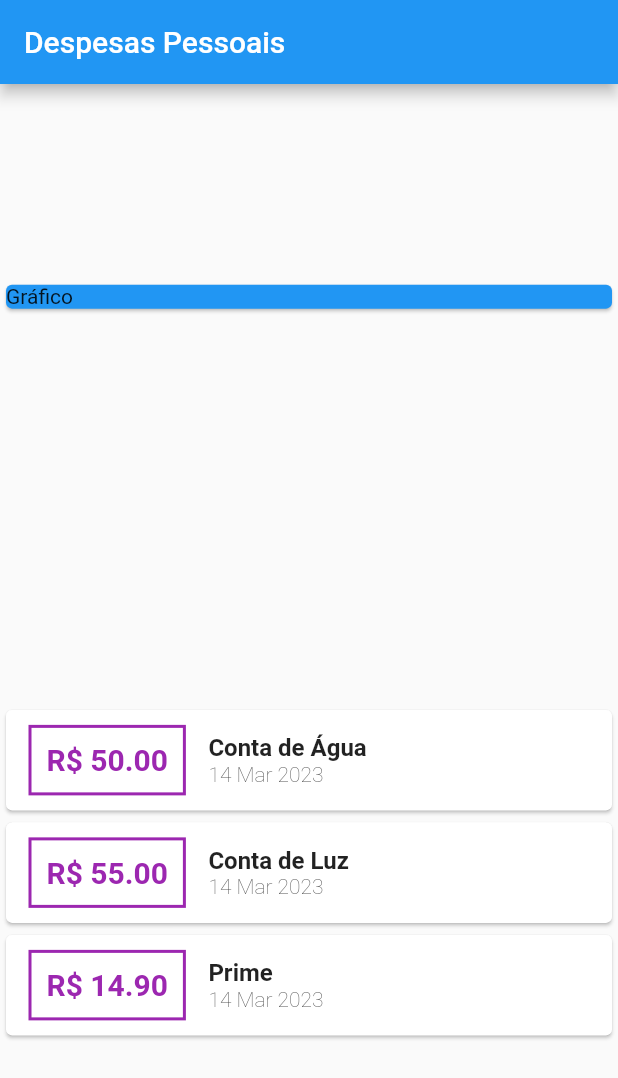
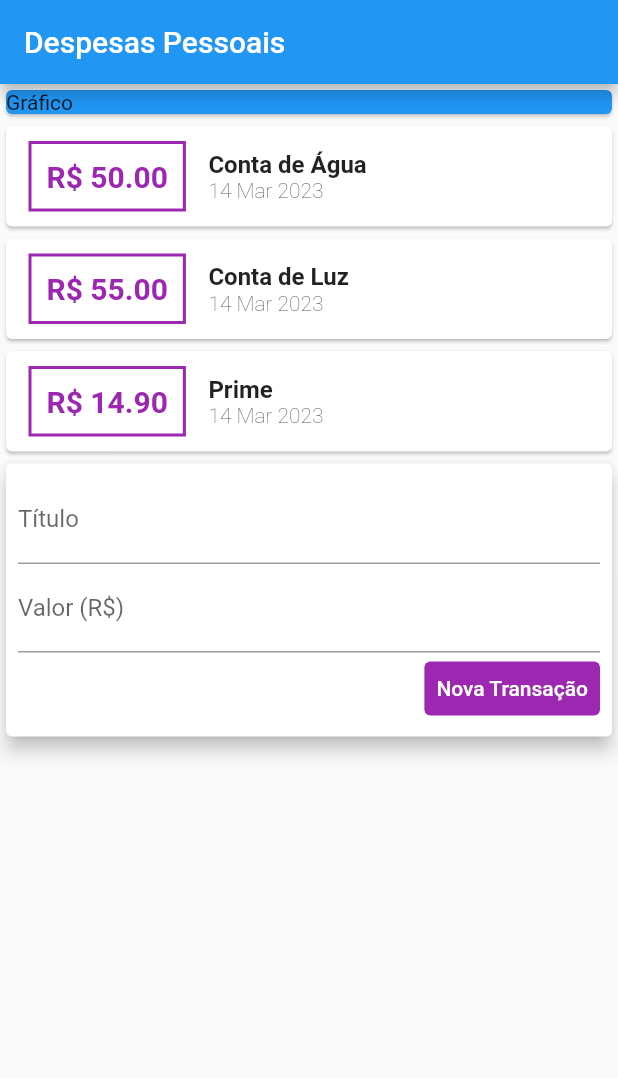
Before and after one commit to HenriqueCisi/project_finances_control, a Flutter app: the screen it shows after launch, on a phone screen of 412 x 824 dp. Shown: the top 1078 px of the screen. Run offline on Flutter 3.47's test engine with Material 2 defaults, Android fonts, the phone set to English and light mode, and no system bars.

Commit message:
adds textField inputs

```diff
--- a/lib/main.dart
+++ b/lib/main.dart
@@ -16,14 +16,10 @@ class ExpensesAPP extends StatelessWidget {
 class MyHomePage extends StatelessWidget {
   final _transactions = [
     Transaction(
-        id: 't1',
-        title: 'Conta de Água',
-        value: 50.00,
-        date: DateTime.now()),
+        id: 't1', title: 'Conta de Água', value: 50.00, date: DateTime.now()),
     Transaction(
         id: 't2', title: 'Conta de Luz', value: 55.00, date: DateTime.now()),
-    Transaction(
-        id: 't3', title: 'Prime', value: 14.90, date: DateTime.now()),
+    Transaction(id: 't3', title: 'Prime', value: 14.90, date: DateTime.now()),
   ];
 
   MyHomePage({super.key});
@@ -35,7 +31,7 @@ class MyHomePage extends StatelessWidget {
           title: const Text('Despesas Pessoais'),
         ),
         body: Column(
-          mainAxisAlignment: MainAxisAlignment.spaceAround,
+          // mainAxisAlignment: MainAxisAlignment.spaceAround,
           crossAxisAlignment: CrossAxisAlignment.stretch,
           children: <Widget>[
             const Card(
@@ -45,14 +41,12 @@ class MyHomePage extends StatelessWidget {
             Column(
               children: _transactions.map((tr) {
                 return Card(
-                  child: Row(
-                      children: [
+                  child: Row(children: [
                     Container(
                       margin: const EdgeInsets.symmetric(
                           vertical: 10, horizontal: 15),
                       decoration: BoxDecoration(
-                              border:
-                                  Border.all(color: Colors.purple, width: 2)),
+                          border: Border.all(color: Colors.purple, width: 2)),
                       padding: const EdgeInsets.all(10),
                       child: Text(
                         "R\$ ${tr.value.toStringAsFixed(2)}",
@@ -66,8 +60,8 @@ class MyHomePage extends StatelessWidget {
                         crossAxisAlignment: CrossAxisAlignment.start,
                         children: [
                           Text(tr.title,
-                              style:
-                                  const TextStyle(fontWeight: FontWeight.bold, fontSize: 16)),
+                              style: const TextStyle(
+                                  fontWeight: FontWeight.bold, fontSize: 16)),
                           Text(DateFormat('d MMM y').format(tr.date),
                               style:
                                   const TextStyle(fontWeight: FontWeight.w200)),
@@ -75,6 +69,34 @@ class MyHomePage extends StatelessWidget {
                   ]),
                 );
               }).toList(),
+            ),
+            Card(
+              elevation: 5,
+              child: Padding(
+                padding: const EdgeInsets.all(8.0),
+                child: Column(children: [
+                  const TextField(
+                    decoration: InputDecoration(labelText: 'Título'),
+                  ),
+                  const TextField(
+                    decoration: InputDecoration(labelText: 'Valor (R\$)'),
+                  ),
+                  Row(
+                    mainAxisAlignment: MainAxisAlignment.end,
+                    children: [
+                      TextButton(
+                          style: const ButtonStyle(
+                              backgroundColor: MaterialStatePropertyAll<Color>(
+                                  Colors.purple)),
+                          onPressed: () {},
+                          child: const Text(
+                            'Nova Transação',
+                            style: TextStyle(color: Colors.white),
+                          ))
+                    ],
+                  )
+                ]),
+              ),
             )
           ],
         ));
```
Lines whose indentation alone changed are shown as unchanged.
